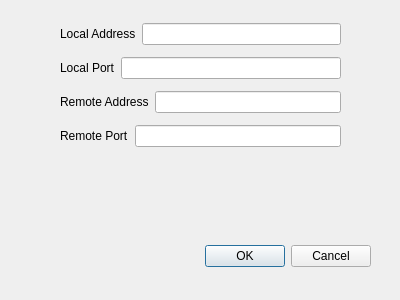
Old version of the form networkparamdialog.ui in the repository vincenzoagnusdei/cellearclient.
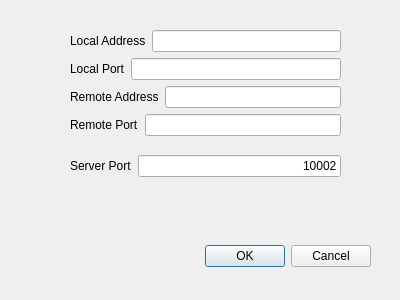
New version of the form.

Diff of the .ui file:
```diff
--- a/networkparamdialog.ui
+++ b/networkparamdialog.ui
@@ -32,12 +32,14 @@
   <widget class="QWidget" name="layoutWidget">
    <property name="geometry">
     <rect>
-     <x>60</x>
+     <x>70</x>
      <y>17</y>
-     <width>281</width>
-     <height>136</height>
+     <width>271</width>
+     <height>173</height>
     </rect>
    </property>
+   <layout class="QVBoxLayout" name="verticalLayout_2">
+    <item>
    <layout class="QVBoxLayout" name="verticalLayout">
     <item>
      <layout class="QHBoxLayout" name="horizontalLayout">
@@ -104,6 +106,38 @@
       </item>
       <item>
        <widget class="QLineEdit" name="remotePortLE">
+          <property name="alignment">
+           <set>Qt::AlignRight|Qt::AlignTrailing|Qt::AlignVCenter</set>
+          </property>
+         </widget>
+        </item>
+       </layout>
+      </item>
+     </layout>
+    </item>
+    <item>
+     <layout class="QHBoxLayout" name="horizontalLayout_5">
+      <item>
+       <widget class="QLabel" name="label_5">
+        <property name="text">
+         <string>Server Port</string>
+        </property>
+       </widget>
+      </item>
+      <item>
+       <widget class="QLineEdit" name="serverPortLE">
+        <property name="toolTip">
+         <string>Port for File Transfer</string>
+        </property>
+        <property name="toolTipDuration">
+         <number>5</number>
+        </property>
+        <property name="statusTip">
+         <string/>
+        </property>
+        <property name="text">
+         <string>10002</string>
+        </property>
         <property name="alignment">
          <set>Qt::AlignRight|Qt::AlignTrailing|Qt::AlignVCenter</set>
         </property>
```
Left out of the diff: 2 changed lines with no effect on the pictures. Lines whose indentation alone changed are shown as unchanged.
